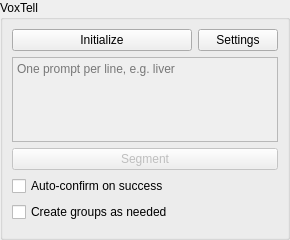
First picture: the form in Modules/PythonSegmentationUI/src/QmitkVoxTellToolGUI.ui, repository MITK/MITK, before the edit.
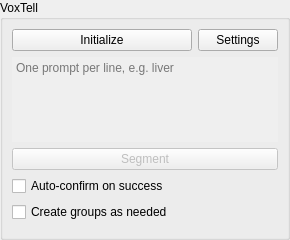
Second picture: the form after the edit. Custom widgets are drawn as their Qt base class.

Commit message:
Show the VoxTell prompts in a speech bubble
The prompt field takes the shape of the VoxTell icon, with its blue on
the outline while it has the focus, and its text is larger than the
rest of the panel, as typing the prompts is what the tool is about.

```diff
--- a/Modules/PythonSegmentationUI/src/QmitkVoxTellToolGUI.ui
+++ b/Modules/PythonSegmentationUI/src/QmitkVoxTellToolGUI.ui
@@ -59,6 +59,21 @@
        </widget>
       </item>
       <item row="1" column="0" colspan="2">
+       <widget class="QmitkSpeechBubbleFrame" name="promptsBubble" native="true">
+        <layout class="QVBoxLayout" name="promptsBubbleLayout">
+         <property name="leftMargin">
+          <number>0</number>
+         </property>
+         <property name="topMargin">
+          <number>0</number>
+         </property>
+         <property name="rightMargin">
+          <number>0</number>
+         </property>
+         <property name="bottomMargin">
+          <number>0</number>
+         </property>
+         <item>
        <widget class="QmitkLineCompletionTextEdit" name="promptsTextEdit">
         <property name="enabled">
          <bool>false</bool>
@@ -72,17 +87,23 @@
         <property name="maximumSize">
          <size>
           <width>16777215</width>
-          <height>144</height>
+             <height>118</height>
          </size>
         </property>
         <property name="toolTip">
          <string>Describe the structures to segment in free text, one prompt per line. While you type, the prompts that VoxTell knows are suggested.</string>
         </property>
+           <property name="frameShape">
+            <enum>QFrame::Shape::NoFrame</enum>
+           </property>
         <property name="placeholderText">
          <string>One prompt per line, e.g. liver</string>
         </property>
        </widget>
       </item>
+        </layout>
+       </widget>
+      </item>
       <item row="2" column="0" colspan="2">
        <widget class="QPushButton" name="segmentButton">
         <property name="enabled">
@@ -135,6 +156,12 @@
    <extends>QFrame</extends>
    <header location="global">QmitkInfoCard.h</header>
   </customwidget>
+  <customwidget>
+   <class>QmitkSpeechBubbleFrame</class>
+   <extends>QWidget</extends>
+   <header location="global">QmitkSpeechBubbleFrame.h</header>
+   <container>1</container>
+  </customwidget>
  </customwidgets>
  <resources/>
  <connections/>
```
Lines whose indentation alone changed are shown as unchanged. The commit also changes 4 other files.
